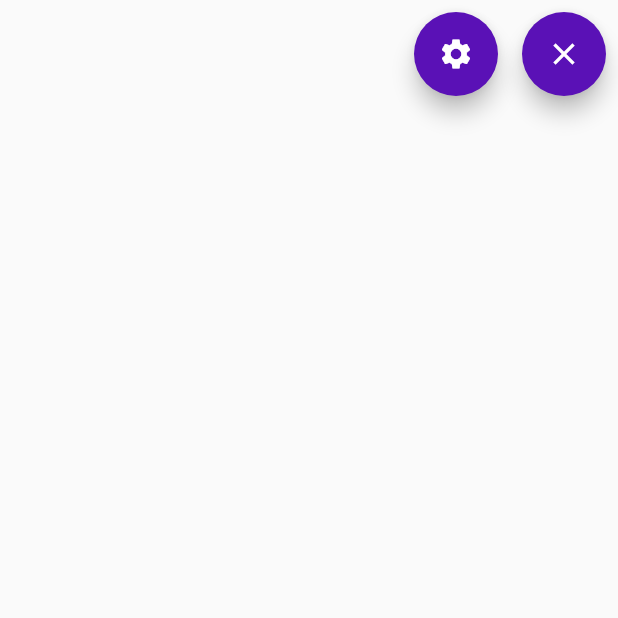
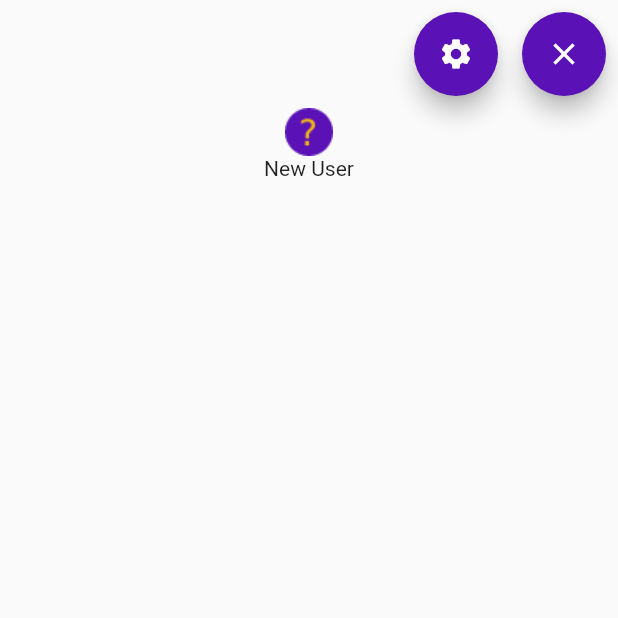
Before and after one commit to Explor-ea/exploreapp, a Flutter app: the Profil screen opened directly, on a phone screen of 412 x 824 dp, the top half of it. Run offline on Flutter 3.47's test engine with Material 2 defaults, Android fonts, the phone set to English and light mode, and no system bars; our stand-ins replace flutter_map, latlong2, shared_preferences; accounts and stored records are empty.

Commit message:
WIP: create Profil page

```diff
--- a/lib/pages/profile.dart
+++ b/lib/pages/profile.dart
@@ -28,6 +28,14 @@ class Profil extends StatelessWidget {
               ),
             ],
           ),
+          Align(
+              alignment: Alignment.center,
+              child: Column(
+                children: [
+                  Image.asset("assets/explorea-no_pict.png"),
+                  Text("New User")
+                ],
+              ))
         ],
       ),
     );
--- a/pubspec.yaml
+++ b/pubspec.yaml
@@ -47,9 +47,9 @@ flutter:
   uses-material-design: true
 
   # To add assets to your application, add an assets section, like this:
-  # assets:
-  #   - images/a_dot_burr.jpeg
-  #   - images/a_dot_ham.jpeg
+  assets:
+    - assets/
+
 
   # An image asset can refer to one or more resolution-specific "variants", see
   # https://flutter.dev/assets-and-images/#resolution-aware.
```
Also changed, not shown: assets/explorea-no_pict.png (added).
